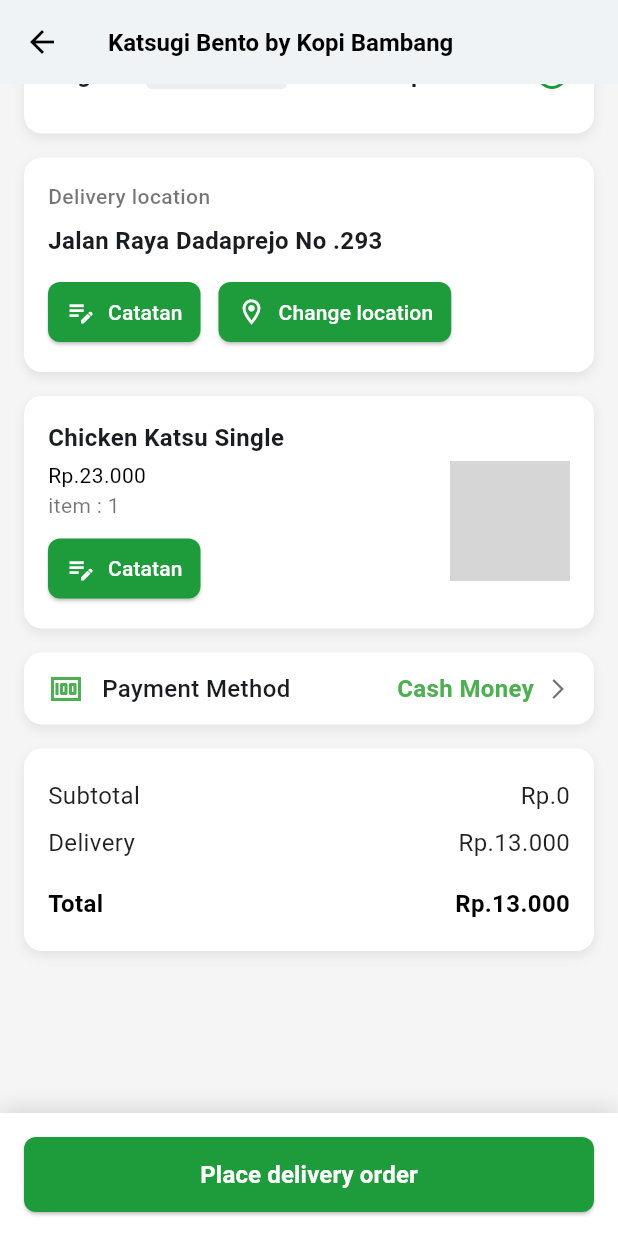
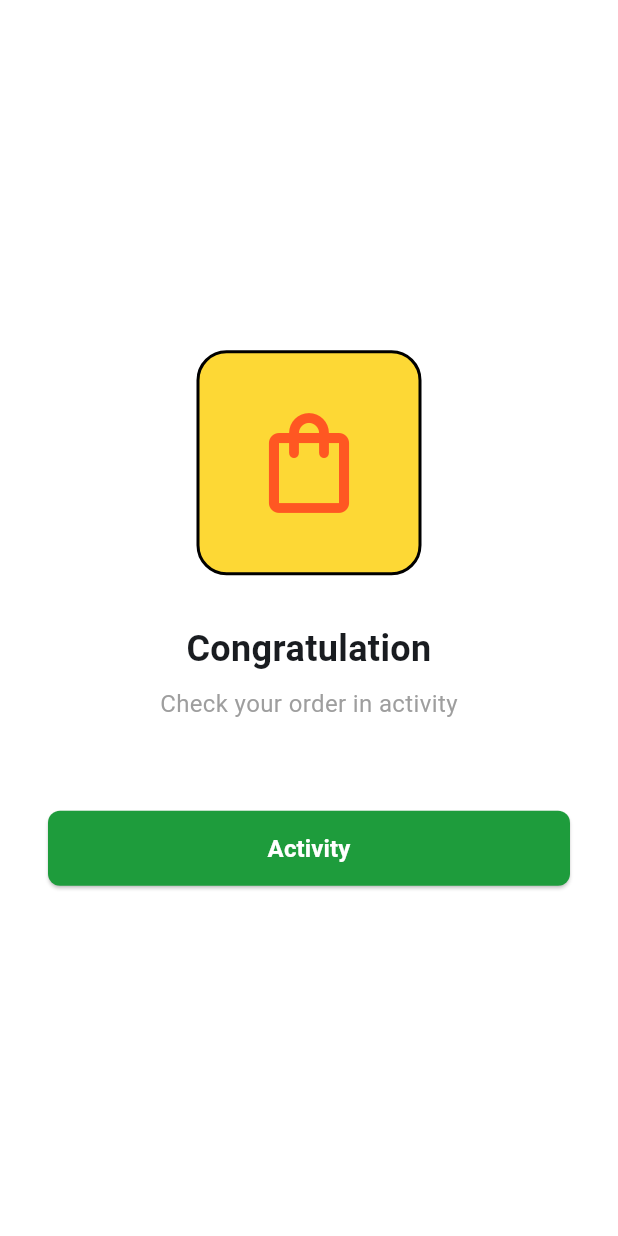
Before and after one commit to Rifai-13/goosen, a Flutter app: the CheckoutScreen screen opened directly with empty values, scrolled down 120 dp, after a tap on "Place delivery order", on a phone screen of 412 x 824 dp. Run offline on Flutter 3.47's test engine with Material 3 defaults, Android fonts, the phone set to English and light mode, and no system bars; network calls fail; grey boxes are pictures that could not be loaded.

Commit message:
order_screen success

```diff
--- a/lib/screens/activity_page.dart
+++ b/lib/screens/activity_screen.dart
@@ -1,7 +1,7 @@
 import 'package:flutter/material.dart';
 
-class ActivityPage extends StatelessWidget {
-  const ActivityPage({Key? key}) : super(key: key);
+class ActivityScreen extends StatelessWidget {
+  const ActivityScreen({Key? key}) : super(key: key);
 
   @override
   Widget build(BuildContext context) {
--- a/lib/screens/checkout_screen.dart
+++ b/lib/screens/checkout_screen.dart
@@ -1,8 +1,8 @@
 import 'package:flutter/material.dart';
 import 'package:intl/intl.dart';
-// Asumsikan file-file ini ada di folder yang benar
 import 'location_screen.dart';
 import 'payment_screen.dart';
+import 'order_success_screen.dart';
 
 // ==========================================
 // 1. MODEL DATA
@@ -43,7 +43,6 @@ final List<DeliveryOption> deliveryOptions = [
 const String restaurantName = "Katsugi Bento by Kopi Bambang";
 const String deliveryAddress = "Jalan Raya Dadaprejo No .293";
 const int staticPriceItem = 23000; // Harga item tunggal untuk display
-
 
 // ==========================================
 // 2. CHECKOUT SCREEN (STATEFUL)
@@ -89,7 +88,11 @@ class _CheckoutScreenState extends State<CheckoutScreen> {
 
   // Helper untuk format mata uang
   String formatCurrency(int amount) {
-    return NumberFormat.currency(locale: 'id', symbol: 'Rp.', decimalDigits: 0).format(amount);
+    return NumberFormat.currency(
+      locale: 'id',
+      symbol: 'Rp.',
+      decimalDigits: 0,
+    ).format(amount);
   }
 
   // FUNGSI UNTUK MENGHITUNG HARGA AWAL (dipanggil di initState)
@@ -145,7 +148,11 @@ class _CheckoutScreenState extends State<CheckoutScreen> {
       ),
       title: const Text(
         restaurantName,
-        style: TextStyle(color: Colors.black, fontSize: 16, fontWeight: FontWeight.bold),
+        style: TextStyle(
+          color: Colors.black,
+          fontSize: 16,
+          fontWeight: FontWeight.bold,
+        ),
       ),
       centerTitle: false,
     );
@@ -169,18 +176,27 @@ class _CheckoutScreenState extends State<CheckoutScreen> {
                   children: [
                     Text(
                       option.title,
-                      style: const TextStyle(fontSize: 16, fontWeight: FontWeight.bold),
+                      style: const TextStyle(
+                        fontSize: 16,
+                        fontWeight: FontWeight.bold,
+                      ),
                     ),
                     const SizedBox(width: 8),
                     Container(
-                      padding: const EdgeInsets.symmetric(horizontal: 4, vertical: 2),
+                      padding: const EdgeInsets.symmetric(
+                        horizontal: 4,
+                        vertical: 2,
+                      ),
                       decoration: BoxDecoration(
                         color: Colors.grey[200],
                         borderRadius: BorderRadius.circular(4),
                       ),
                       child: Text(
                         option.duration,
-                        style: TextStyle(fontSize: 12, color: Colors.green[700]),
+                        style: TextStyle(
+                          fontSize: 12,
+                          color: Colors.green[700],
+                        ),
                       ),
                     ),
                   ],
@@ -196,11 +212,16 @@ class _CheckoutScreenState extends State<CheckoutScreen> {
               children: [
                 Text(
                   formatCurrency(option.price),
-                  style: const TextStyle(fontSize: 16, fontWeight: FontWeight.bold),
+                  style: const TextStyle(
+                    fontSize: 16,
+                    fontWeight: FontWeight.bold,
+                  ),
                 ),
                 const SizedBox(width: 16),
                 Icon(
-                  isSelected ? Icons.radio_button_checked : Icons.radio_button_off,
+                  isSelected
+                      ? Icons.radio_button_checked
+                      : Icons.radio_button_off,
                   color: isSelected ? const Color(0xFF1E9C3C) : Colors.grey,
                 ),
               ],
@@ -218,7 +239,11 @@ class _CheckoutScreenState extends State<CheckoutScreen> {
       children: [
         const Text(
           'Delivery location',
-          style: TextStyle(fontSize: 14, fontWeight: FontWeight.w500, color: Colors.black54),
+          style: TextStyle(
+            fontSize: 14,
+            fontWeight: FontWeight.w500,
+            color: Colors.black54,
+          ),
         ),
         const SizedBox(height: 8),
         const Text(
@@ -231,11 +256,16 @@ class _CheckoutScreenState extends State<CheckoutScreen> {
             ElevatedButton.icon(
               onPressed: () {},
               icon: const Icon(Icons.edit_note, size: 20, color: Colors.white),
-              label: const Text('Catatan', style: TextStyle(color: Colors.white)),
+              label: const Text(
+                'Catatan',
+                style: TextStyle(color: Colors.white),
+              ),
               style: ElevatedButton.styleFrom(
                 backgroundColor: const Color(0xFF1E9C3C),
                 padding: const EdgeInsets.symmetric(horizontal: 12),
-                shape: RoundedRectangleBorder(borderRadius: BorderRadius.circular(8)),
+                shape: RoundedRectangleBorder(
+                  borderRadius: BorderRadius.circular(8),
+                ),
               ),
             ),
             const SizedBox(width: 12),
@@ -249,12 +279,21 @@ class _CheckoutScreenState extends State<CheckoutScreen> {
                   ),
                 );
               },
-              icon: const Icon(Icons.location_on_outlined, size: 20, color: Colors.white),
-              label: const Text('Change location', style: TextStyle(color: Colors.white)),
+              icon: const Icon(
+                Icons.location_on_outlined,
+                size: 20,
+                color: Colors.white,
+              ),
+              label: const Text(
+                'Change location',
+                style: TextStyle(color: Colors.white),
+              ),
               style: ElevatedButton.styleFrom(
                 backgroundColor: const Color(0xFF1E9C3C),
                 padding: const EdgeInsets.symmetric(horizontal: 12),
-                shape: RoundedRectangleBorder(borderRadius: BorderRadius.circular(8)),
+                shape: RoundedRectangleBorder(
+                  borderRadius: BorderRadius.circular(8),
+                ),
               ),
             ),
           ],
@@ -292,12 +331,21 @@ class _CheckoutScreenState extends State<CheckoutScreen> {
                   const SizedBox(height: 8),
                   ElevatedButton.icon(
                     onPressed: () {},
-                    icon: const Icon(Icons.edit_note, size: 20, color: Colors.white),
-                    label: const Text('Catatan', style: TextStyle(color: Colors.white)),
+                    icon: const Icon(
+                      Icons.edit_note,
+                      size: 20,
+                      color: Colors.white,
+                    ),
+                    label: const Text(
+                      'Catatan',
+                      style: TextStyle(color: Colors.white),
+                    ),
                     style: ElevatedButton.styleFrom(
                       backgroundColor: const Color(0xFF1E9C3C),
                       padding: const EdgeInsets.symmetric(horizontal: 12),
-                      shape: RoundedRectangleBorder(borderRadius: BorderRadius.circular(8)),
+                      shape: RoundedRectangleBorder(
+                        borderRadius: BorderRadius.circular(8),
+                      ),
                     ),
                   ),
                 ],
@@ -320,16 +368,15 @@ class _CheckoutScreenState extends State<CheckoutScreen> {
 
   // Item Pembayaran (dengan Navigasi dan Pembaruan Teks)
   Widget _buildPaymentMethodTile(BuildContext context) {
-    IconData currentIcon = _paymentIcons[_currentPaymentMethod] ?? Icons.credit_card_outlined;
+    IconData currentIcon =
+        _paymentIcons[_currentPaymentMethod] ?? Icons.credit_card_outlined;
 
     return InkWell(
       onTap: () async {
         // NAVIGASI KE PAYMENT SCREEN DAN TUNGGU HASILNYA
         final selectedMethod = await Navigator.push(
           context,
-          MaterialPageRoute(
-            builder: (context) => const PaymentScreen(),
-          ),
+          MaterialPageRoute(builder: (context) => const PaymentScreen()),
         );
 
         // Periksa apakah ada hasil (String) yang dikembalikan dan perbarui state
@@ -354,7 +401,11 @@ class _CheckoutScreenState extends State<CheckoutScreen> {
           // TAMPILKAN PILIHAN YANG AKTIF DI KANAN
           Text(
             _currentPaymentMethod,
-            style: const TextStyle(fontSize: 16, fontWeight: FontWeight.bold, color: Colors.green),
+            style: const TextStyle(
+              fontSize: 16,
+              fontWeight: FontWeight.bold,
+              color: Colors.green,
+            ),
           ),
           const SizedBox(width: 8),
           const Icon(Icons.arrow_forward_ios, size: 16, color: Colors.black54),
@@ -424,7 +475,12 @@ class _CheckoutScreenState extends State<CheckoutScreen> {
           height: 50,
           child: ElevatedButton(
             onPressed: () {
-              // Logika proses order di sini
+              Navigator.pushReplacement(
+                context,
+                MaterialPageRoute(
+                  builder: (context) => const OrderSuccessScreen(),
+                ),
+              );
             },
             style: ElevatedButton.styleFrom(
               backgroundColor: const Color(0xFF1E9C3C),
@@ -434,7 +490,11 @@ class _CheckoutScreenState extends State<CheckoutScreen> {
             ),
             child: const Text(
               'Place delivery order',
-              style: TextStyle(fontSize: 16, fontWeight: FontWeight.bold, color: Colors.white),
+              style: TextStyle(
+                fontSize: 16,
+                fontWeight: FontWeight.bold,
+                color: Colors.white,
+              ),
             ),
           ),
         ),
@@ -445,8 +505,7 @@ class _CheckoutScreenState extends State<CheckoutScreen> {
           _buildCustomAppBar(context),
 
           SliverList(
-            delegate: SliverChildListDelegate(
-              [
+            delegate: SliverChildListDelegate([
               // --- 1. PILIHAN JENIS PENGIRIMAN --- (Card 1)
               _buildCardWrapper(
                 child: Column(
@@ -478,7 +537,10 @@ class _CheckoutScreenState extends State<CheckoutScreen> {
 
               // --- 4. METODE PEMBAYARAN --- (Card 4)
               _buildCardWrapper(
-                  padding: const EdgeInsets.symmetric(horizontal: 16.0, vertical: 12.0),
+                padding: const EdgeInsets.symmetric(
+                  horizontal: 16.0,
+                  vertical: 12.0,
+                ),
                 child: _buildPaymentMethodTile(context),
               ),
 
@@ -489,8 +551,7 @@ class _CheckoutScreenState extends State<CheckoutScreen> {
               ),
 
               const SizedBox(height: 100),
-              ],
-            ),
+            ]),
           ),
         ],
       ),
--- a/lib/screens/main_screen.dart
+++ b/lib/screens/main_screen.dart
@@ -1,6 +1,6 @@
 import 'package:flutter/material.dart';
 // Import halaman-halaman yang akan jadi isi tab
-import 'activity_page.dart';
+import 'activity_screen.dart';
 import 'home_screen.dart';
 
 // Ini adalah "Otak" yang memegang layout BottomNavBar
@@ -17,7 +17,7 @@ class _MainScreenState extends State<MainScreen> {
   // Daftar halaman/widget yang akan jadi isi dari tiap tab
   static final List<Widget> _pages = <Widget>[
     const HomeScreen(),
-    const ActivityPage(),
+    const ActivityScreen(),
   ];
 
   // Fungsi yang dipanggil saat tab di-klik
--- /dev/null
+++ b/lib/screens/order_success_screen.dart
@@ -0,0 +1,89 @@
+// order_success_screen.dart
+
+import 'package:flutter/material.dart';
+// Asumsikan ActivityScreen ada di path yang benar (misalnya 'activity_screen.dart')
+import 'activity_screen.dart'; // <--- PASTIKAN IMPORT FILE INI
+
+class OrderSuccessScreen extends StatelessWidget {
+  const OrderSuccessScreen({super.key});
+
+  @override
+  Widget build(BuildContext context) {
+    return Scaffold(
+      backgroundColor: Colors.white,
+
+      body: Center(
+        child: Padding(
+          padding: const EdgeInsets.all(32.0),
+          child: Column(
+            mainAxisAlignment: MainAxisAlignment.center,
+            children: [
+              // --- 1. Ikon Tas Belanja ---
+              Container(
+                width: 150,
+                height: 150,
+                decoration: BoxDecoration(
+                  color: Colors.yellow[600],
+                  borderRadius: BorderRadius.circular(20),
+                  border: Border.all(color: Colors.black, width: 2),
+                ),
+                child: const Center(
+                  child: Icon(
+                    Icons.shopping_bag_outlined,
+                    size: 80,
+                    color: Colors.deepOrange,
+                  ),
+                ),
+              ),
+
+              const SizedBox(height: 32),
+
+              // --- 2. Teks Konfirmasi ---
+              const Text(
+                'Congratulation',
+                style: TextStyle(fontSize: 24, fontWeight: FontWeight.bold),
+                textAlign: TextAlign.center,
+              ),
+              const SizedBox(height: 8),
+              const Text(
+                'Check your order in activity',
+                style: TextStyle(fontSize: 16, color: Colors.grey),
+                textAlign: TextAlign.center,
+              ),
+
+              const SizedBox(height: 60),
+
+              // --- 3. Tombol Activity (Revisi Navigasi) ---
+              SizedBox(
+                width: double.infinity,
+                height: 50,
+                child: ElevatedButton(
+                  onPressed: () {
+                    // MENGGANTI LAYAR SAAT INI DENGAN ActivityScreen
+                    // Penggunaan pushReplacement memastikan layar Checkout dan Success dihapus dari stack.
+                    Navigator.pushReplacement(
+                      context,
+                      MaterialPageRoute(
+                        builder: (context) => const ActivityScreen(), // <--- NAVIGASI KE ACTIVITY SCREEN
+                      ),
+                    );
+                  },
+                  style: ElevatedButton.styleFrom(
+                    backgroundColor: const Color(0xFF1E9C3C),
+                    shape: RoundedRectangleBorder(
+                      borderRadius: BorderRadius.circular(8),
+                    ),
+                  ),
+                  child: const Text(
+                    'Activity',
+                    style: TextStyle(fontSize: 16, fontWeight: FontWeight.bold, color: Colors.white),
+                  ),
+                ),
+              ),
+            ],
+          ),
+        ),
+      ),
+    );
+  }
+}
```
Lines whose indentation alone changed are shown as unchanged.
